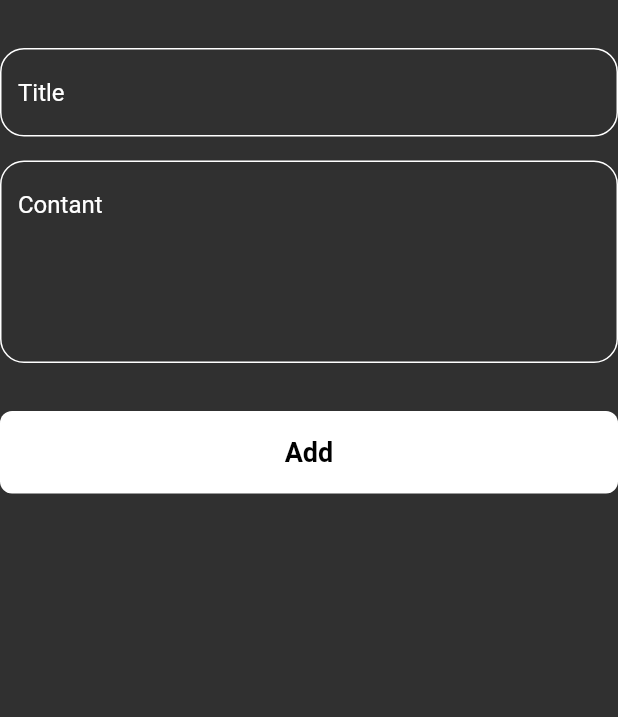
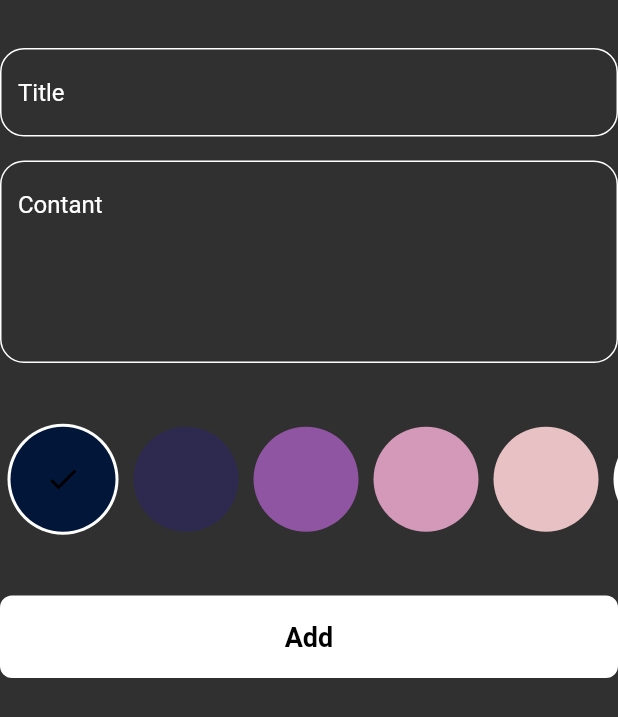
Before and after one commit to osamamahmoud2/Notesapp, a Flutter app: the AddNoteForm widget shown alone on an empty page, opened directly, on a phone screen of 412 x 824 dp. Shown: the top 717 px of the screen. Run offline on Flutter 3.47's test engine with Material 2 defaults, Android fonts, the phone set to English and light mode, and no system bars; our stand-ins replace bloc, flutter_bloc, hive, hive_flutter; accounts and stored records are empty; Roboto replaces fonts that are missing (Poppins).

Commit message:
add list of colors to our project

```diff
--- a/lib/Cubits/add_Note_Cubit/add_note_cubit.dart
+++ b/lib/Cubits/add_Note_Cubit/add_note_cubit.dart
@@ -1,4 +1,5 @@
 import 'package:bloc/bloc.dart';
+import 'package:flutter/material.dart';
 import 'package:hive_flutter/adapters.dart';
 import 'package:meta/meta.dart';
 import 'package:noteapp/Models/Note_Model.dart';
@@ -8,8 +9,9 @@ part 'add_note_state.dart';
 
 class AddNoteCubit extends Cubit<AddNoteState> {
   AddNoteCubit() : super(AddNoteInitial());
-
+Color? color= Colors.blue;
   addnote(NoteModel note) async {
+    note.color=color!.value;
     emit(AddNoteLouding());
     try {
       var notebox = Hive.box<NoteModel>(kNotesBoxs);
--- a/lib/Views/Widgets/addNoteSheetForm.dart
+++ b/lib/Views/Widgets/addNoteSheetForm.dart
@@ -54,6 +54,10 @@ class _AddNoteFormState extends State<AddNoteForm> {
           const SizedBox(
             height: 32,
           ),
+          ColorItemList(),
+          const SizedBox(
+            height: 32,
+          ),
           BlocBuilder<AddNoteCubit, AddNoteState>(
             builder: (context, state) {
               return CustomBottom(
@@ -84,3 +88,71 @@ class _AddNoteFormState extends State<AddNoteForm> {
     );
   }
 }
+class ColorItam extends StatelessWidget {
+  const ColorItam({super.key, required this.isactive, required this.colors});
+final bool isactive;
+final Color colors;
+  @override
+  Widget build(BuildContext context) {
+    return isactive?
+     CircleAvatar(
+      radius: 37,
+      backgroundColor: Colors.white,
+      child:    CircleAvatar(
+         radius: 35,
+        backgroundColor:colors,
+       child: Icon(Icons.check,color: Colors.black,),
+       //Text('choiced',style: TextStyle(color: Colors.black),)
+      ),
+    ) :  CircleAvatar(
+      radius: 35,
+      backgroundColor:colors,
+    );
+  }
+}
+class ColorItemList extends StatefulWidget {
+  const ColorItemList({super.key});
+
+  @override
+  State<ColorItemList> createState() => _ColorItemListState();
+}
+
+class _ColorItemListState extends State<ColorItemList> {
+  int currentindex=0;
+  List<Color> colors=const[
+    Color(0xff011638),
+     Color(0xff2E294E),
+      Color(0xff9055A2),
+       Color(0xffD499B9),
+        Color(0xffE8C1C5),
+        Colors.white
+
+  ]
+  ;
+  @override
+  Widget build(BuildContext context) {
+    return SizedBox(
+      height: 35*2.6,
+      child: ListView.builder(
+        itemCount: colors.length,
+        scrollDirection: Axis.horizontal,
+        itemBuilder:(context,index){
+        return  Padding(
+          padding:const   EdgeInsets.symmetric(horizontal: 5),
+          child:   GestureDetector(
+            onTap: (){
+              currentindex =index;
+              BlocProvider.of<AddNoteCubit>(context).color =colors[index];
+              setState(() {
+
+              });
+            },
+            child: ColorItam(isactive: currentindex==index,colors: colors[index],)),
+        );
+      }),
+    );
+  }
+}
+
+class Index {
+}
--- a/lib/Views/Widgets/noteitem.dart
+++ b/lib/Views/Widgets/noteitem.dart
@@ -23,10 +23,10 @@ final NoteModel notes;
           crossAxisAlignment: CrossAxisAlignment.end,
           children: [
           ListTile(
-            title:  Text(notes.titel, style: const TextStyle(color: Colors.black, fontSize: 26, ),),
+            title:  Text(notes.titel, style: const TextStyle(color: Colors.black, fontSize: 26,fontWeight: FontWeight.bold ),),
             subtitle: Padding(
               padding: const EdgeInsets.only(top: 16, bottom: 16),
-              child: Text(notes.subtitel, style: TextStyle(color: Colors.black.withOpacity(0.4),fontSize: 18)),
+              child: Text(notes.subtitel, style: TextStyle(color: Colors.black.withOpacity(0.4),fontSize: 18,fontWeight: FontWeight.bold , )),
             ),
             trailing: IconButton(onPressed: (){
               notes.delete();
--- a/pubspec.yaml
+++ b/pubspec.yaml
@@ -86,9 +86,9 @@ flutter:
   # list giving the asset and other descriptors for the font. For
   # example:
   fonts:
-    - family: Schyler
+    - family: Permanent Marker
       fonts:
-        - asset: assets/Fonts/Poppins-Regular.ttf
+        - asset: assets\Fonts\PermanentMarker-Regular.ttf
 
 
   # For details regarding fonts from package dependencies,
```
Also changed, not shown: assets/Fonts/DancingScript-Regular.ttf (added), assets/Fonts/PermanentMarker-Regular.ttf (added).
